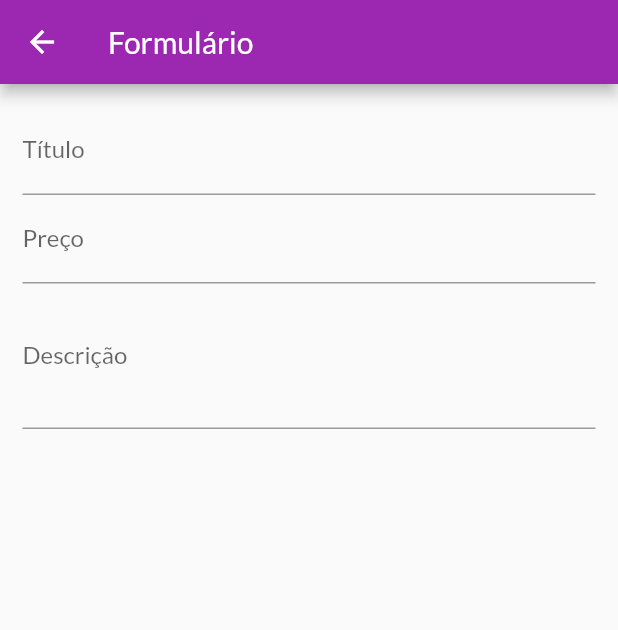
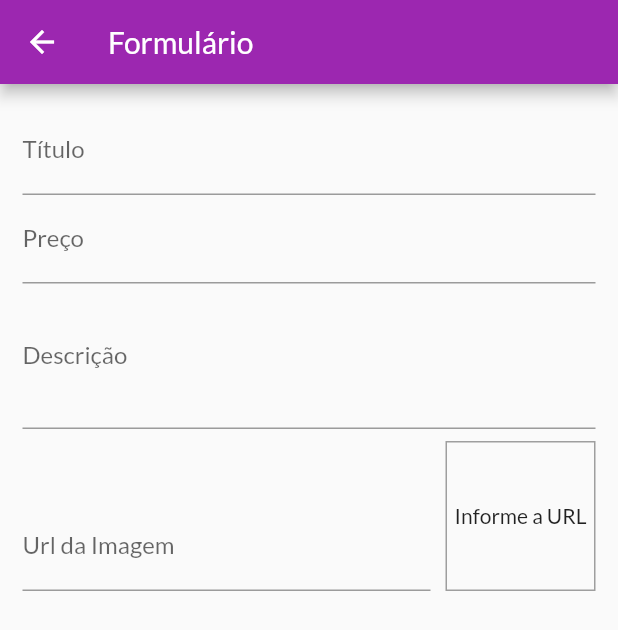
Before and after one commit to ramonmpacheco/bottini, a Flutter app: the ProductFormScreem screen opened by its route, on a phone screen of 412 x 824 dp. Shown: the top 630 px of the screen. Run offline on Flutter 3.47's test engine with Material 2 defaults, Android fonts, the phone set to English and light mode, and no system bars; network calls fail.

Commit message:
add: product form inputs

```diff
--- a/lib/views/product_from_screen.dart
+++ b/lib/views/product_from_screen.dart
@@ -9,12 +9,26 @@ class ProductFormScreem extends StatefulWidget {
 class _ProductFormScreemState extends State<ProductFormScreem> {
   final _priceFocusNode = FocusNode();
   final _descriptionFocusNode = FocusNode();
+  final _imageUrlFocusNode = FocusNode();
+  final _imageUrlController = TextEditingController();
 
   @override
   void dispose() {
     super.dispose();
     _priceFocusNode.dispose();
     _descriptionFocusNode.dispose();
+    _imageUrlFocusNode.removeListener(_updateImage);
+    _imageUrlFocusNode.dispose();
+  }
+
+  @override
+  void initState() {
+    super.initState();
+    _imageUrlFocusNode.addListener(_updateImage);
+  }
+
+  void _updateImage() {
+    setState(() {});
   }
 
   @override
@@ -37,10 +51,10 @@ class _ProductFormScreemState extends State<ProductFormScreem> {
               TextFormField(
                 decoration: InputDecoration(labelText: 'Preço'),
                 textInputAction: TextInputAction.next,
+                focusNode: _priceFocusNode,
+                keyboardType: TextInputType.numberWithOptions(decimal: true),
                 onFieldSubmitted: (_) =>
                     FocusScope.of(context).requestFocus(_descriptionFocusNode),
-                focusNode: _priceFocusNode,
-                keyboardType: TextInputType.numberWithOptions(decimal: true),
               ),
               TextFormField(
                 decoration: InputDecoration(labelText: 'Descrição'),
@@ -48,6 +62,40 @@ class _ProductFormScreemState extends State<ProductFormScreem> {
                 keyboardType: TextInputType.multiline,
                 textInputAction: TextInputAction.next,
                 focusNode: _descriptionFocusNode,
+                onFieldSubmitted: (_) =>
+                    FocusScope.of(context).requestFocus(_imageUrlFocusNode),
+              ),
+              Row(
+                crossAxisAlignment: CrossAxisAlignment.end,
+                children: [
+                  Expanded(
+                    child: TextFormField(
+                      decoration: InputDecoration(labelText: 'Url da Imagem'),
+                      keyboardType: TextInputType.url,
+                      textInputAction: TextInputAction.done,
+                      focusNode: _imageUrlFocusNode,
+                      controller: _imageUrlController,
+                    ),
+                  ),
+                  Container(
+                    height: 100,
+                    width: 100,
+                    margin: EdgeInsets.only(top: 8, left: 10),
+                    decoration: BoxDecoration(
+                      border: Border.all(
+                        color: Colors.grey,
+                        width: 1,
+                      ),
+                    ),
+                    alignment: Alignment.center,
+                    child: _imageUrlController.text.isEmpty
+                        ? Text('Informe a URL')
+                        : FittedBox(
+                            child: Image.network(_imageUrlController.text),
+                            fit: BoxFit.cover,
+                          ),
+                  ),
+                ],
               ),
             ],
           ),
```
